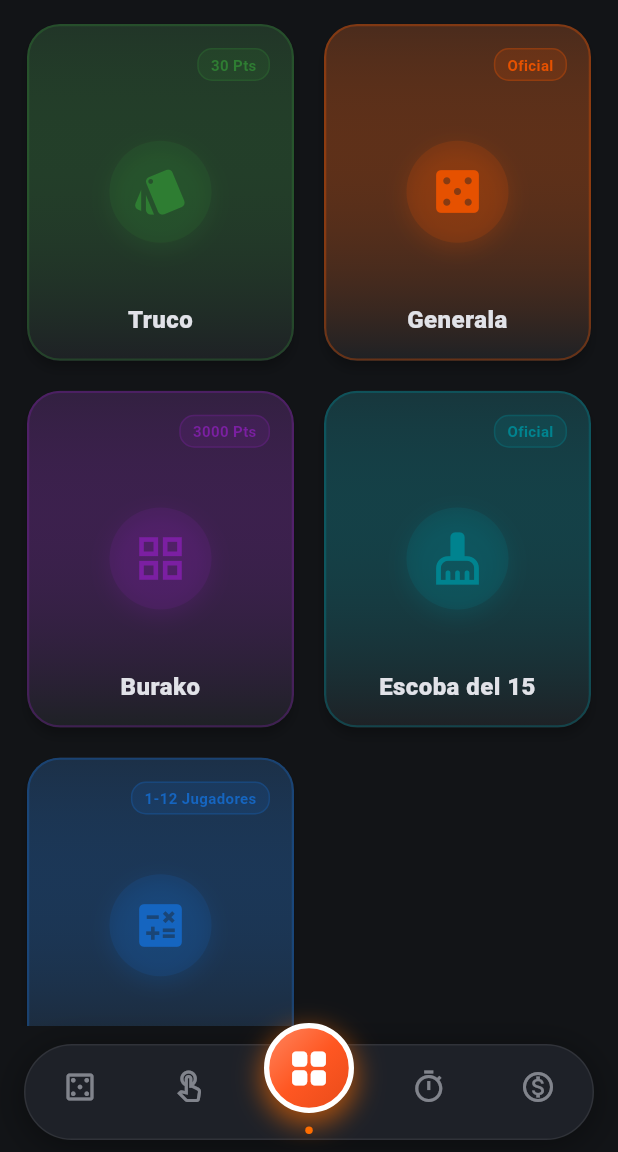
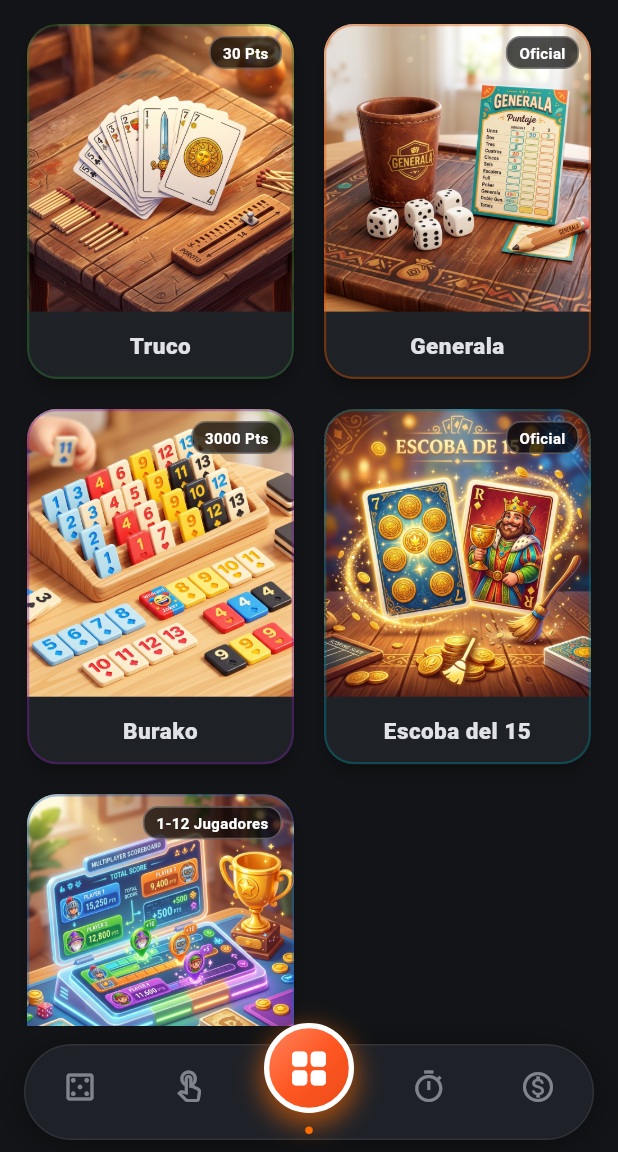
Before and after one commit to leobenveniste/omniverse-labs, a Flutter app: the screen it shows after launch, on a phone screen of 412 x 824 dp, the part 84-1236 px from its top. Run offline on Flutter 3.47's test engine with Material 3 defaults, Android fonts, the phone set to English and light mode, and no system bars; our stand-ins replace shared_preferences.

Commit message:
Add high-resolution 3D game card illustrations for Truco, Generala, Burako, Escoba and Custom Counter, and release version 7

```diff
--- a/apps/central_de_juegos/lib/screens/home_screen.dart
+++ b/apps/central_de_juegos/lib/screens/home_screen.dart
@@ -223,40 +223,40 @@ class _HomeScreenState extends State<HomeScreen> {
                 physics: const NeverScrollableScrollPhysics(),
                 crossAxisSpacing: 12,
                 mainAxisSpacing: 12,
-                childAspectRatio: 0.80, // Vertical playing card ratio
+                childAspectRatio: 0.76, // Vertical playing card ratio
                 children: [
                   _buildVerticalGameCard(
                     type: GameType.truco,
                     title: 'Truco',
-                    icon: Icons.style,
+                    imageAsset: 'assets/images/cards/card_truco.jpg',
                     color: const Color(0xFF2E7D32),
                     badge: '30 Pts',
                   ),
                   _buildVerticalGameCard(
                     type: GameType.generala,
                     title: 'Generala',
-                    icon: Icons.casino,
+                    imageAsset: 'assets/images/cards/card_generala.jpg',
                     color: const Color(0xFFE65100),
                     badge: 'Oficial',
                   ),
                   _buildVerticalGameCard(
                     type: GameType.burako,
                     title: 'Burako',
-                    icon: Icons.grid_view,
+                    imageAsset: 'assets/images/cards/card_burako.jpg',
                     color: const Color(0xFF7B1FA2),
                     badge: '3000 Pts',
                   ),
                   _buildVerticalGameCard(
                     type: GameType.escoba,
                     title: 'Escoba del 15',
-                    icon: Icons.cleaning_services,
+                    imageAsset: 'assets/images/cards/card_escoba.jpg',
                     color: const Color(0xFF00838F),
                     badge: 'Oficial',
                   ),
                   _buildVerticalGameCard(
                     type: GameType.custom,
                     title: 'Contador Libre',
-                    icon: Icons.calculate,
+                    imageAsset: 'assets/images/cards/card_custom.jpg',
                     color: const Color(0xFF1565C0),
                     badge: '1-12 Jugadores',
                   ),
@@ -336,7 +336,7 @@ class _HomeScreenState extends State<HomeScreen> {
   Widget _buildVerticalGameCard({
     required GameType type,
     required String title,
-    required IconData icon,
+    required String imageAsset,
     required Color color,
     required String badge,
   }) {
@@ -344,95 +344,73 @@ class _HomeScreenState extends State<HomeScreen> {
     final isDark = theme.brightness == Brightness.dark;
 
     return Card(
-      elevation: 3,
+      elevation: 4,
       shape: RoundedRectangleBorder(
-        borderRadius: BorderRadius.circular(22),
+        borderRadius: BorderRadius.circular(20),
         side: BorderSide(
-          color: color.withOpacity(isDark ? 0.35 : 0.25),
+          color: color.withOpacity(isDark ? 0.4 : 0.25),
           width: 1.5,
         ),
       ),
       clipBehavior: Clip.antiAlias,
       child: InkWell(
         onTap: () => _openGame(type),
+        child: Column(
+          crossAxisAlignment: CrossAxisAlignment.stretch,
+          children: [
+            // Top Representative Image with Badge overlay
+            Expanded(
+              flex: 5,
+              child: Stack(
+                fit: StackFit.expand,
+                children: [
+                  Image.asset(
+                    imageAsset,
+                    fit: BoxFit.cover,
+                  ),
+                  Positioned(
+                    top: 8,
+                    right: 8,
                     child: Container(
-          decoration: BoxDecoration(
-            gradient: LinearGradient(
-              colors: [
-                color.withOpacity(isDark ? 0.22 : 0.12),
-                theme.cardColor,
-              ],
-              begin: Alignment.topCenter,
-              end: Alignment.bottomCenter,
-            ),
-          ),
-          padding: const EdgeInsets.all(16.0),
-          child: Column(
-            mainAxisAlignment: MainAxisAlignment.spaceBetween,
-            children: [
-              // Top Badge
-              Row(
-                mainAxisAlignment: MainAxisAlignment.end,
-                children: [
-                  Container(
                       padding: const EdgeInsets.symmetric(horizontal: 8, vertical: 3),
                       decoration: BoxDecoration(
-                      color: color.withOpacity(0.15),
+                        color: Colors.black.withOpacity(0.7),
                         borderRadius: BorderRadius.circular(10),
-                      border: Border.all(color: color.withOpacity(0.3)),
+                        border: Border.all(color: Colors.white.withOpacity(0.3)),
                       ),
                       child: Text(
                         badge,
-                      style: TextStyle(
+                        style: const TextStyle(
                           fontSize: 10,
                           fontWeight: FontWeight.bold,
-                        color: color,
+                          color: Colors.white,
+                        ),
                       ),
                     ),
                   ),
                 ],
               ),
-
-              // Large Representative Icon / Emblem
-              Container(
-                width: 68,
-                height: 68,
-                decoration: BoxDecoration(
-                  shape: BoxShape.circle,
-                  color: color.withOpacity(0.15),
-                  boxShadow: [
-                    BoxShadow(
-                      color: color.withOpacity(0.2),
-                      blurRadius: 12,
-                      offset: const Offset(0, 4),
-                    )
-                  ],
-                ),
-                child: Center(
-                  child: Icon(
-                    icon,
-                    size: 38,
-                    color: color,
-                  ),
-                ),
             ),
 
-              // Game Title (without description)
-              Text(
+            // Bottom Title Bar
+            Container(
+              padding: const EdgeInsets.symmetric(horizontal: 10, vertical: 12),
+              color: theme.cardColor,
+              child: Text(
                 title,
                 textAlign: TextAlign.center,
-                maxLines: 2,
+                maxLines: 1,
                 overflow: TextOverflow.ellipsis,
                 style: const TextStyle(
-                  fontSize: 16,
+                  fontSize: 15,
                   fontWeight: FontWeight.w900,
                   letterSpacing: 0.3,
+                ),
               ),
             ),
           ],
         ),
       ),
-      ),
     );
   }
 }
--- a/apps/central_de_juegos/pubspec.yaml
+++ b/apps/central_de_juegos/pubspec.yaml
@@ -16,7 +16,7 @@ publish_to: 'none' # Remove this line if you wish to publish to pub.dev
 # https://developer.apple.com/library/archive/documentation/General/Reference/InfoPlistKeyReference/Articles/CoreFoundationKeys.html
 # In Windows, build-name is used as the major, minor, and patch parts
 # of the product and file versions while build-number is used as the build suffix.
-version: 1.0.2+6
+version: 1.0.2+7
 
 environment:
   sdk: ^3.12.1
@@ -60,6 +60,7 @@ flutter:
 
   assets:
     - assets/images/
+    - assets/images/cards/
 
   # An image asset can refer to one or more resolution-specific "variants", see
   # https://flutter.dev/to/resolution-aware-images
```
Also changed, not shown: apps/central_de_juegos/assets/images/cards/card_burako.jpg (added), apps/central_de_juegos/assets/images/cards/card_custom.jpg (added), apps/central_de_juegos/assets/images/cards/card_escoba.jpg (added), apps/central_de_juegos/assets/images/cards/card_generala.jpg (added), apps/central_de_juegos/assets/images/cards/card_truco.jpg (added). Lines whose indentation alone changed are shown as unchanged.
